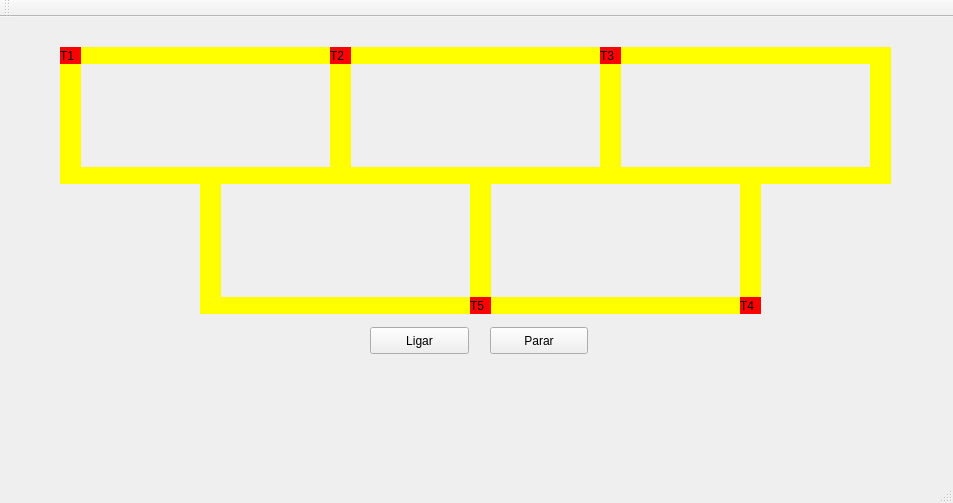
First picture: the form in mainwindow.ui, repository paulosandinof/qt-deadlock-simulation, before the edit.
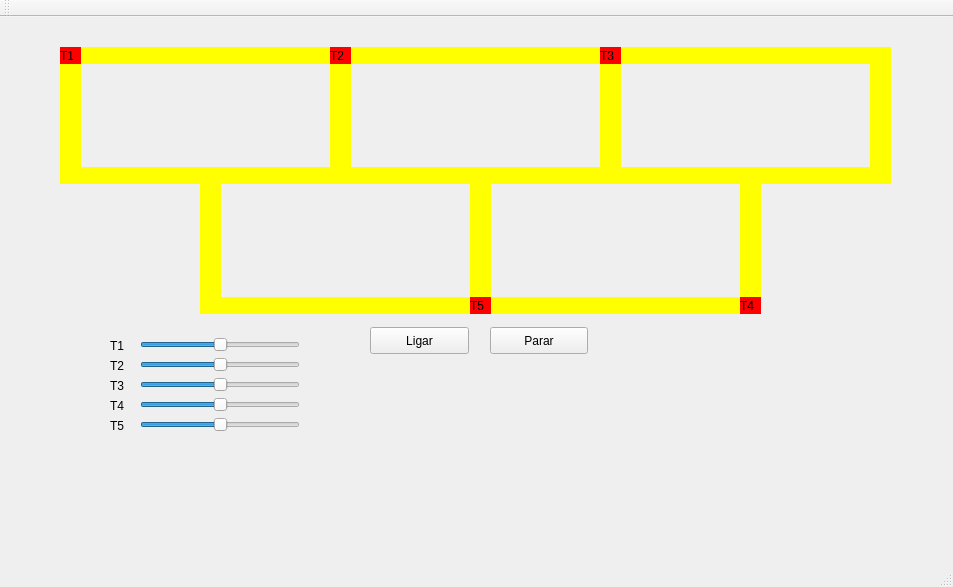
Second picture: the form after the edit.

```diff
--- a/mainwindow.ui
+++ b/mainwindow.ui
@@ -7,7 +7,7 @@
     <x>0</x>
     <y>0</y>
     <width>953</width>
-    <height>503</height>
+    <height>587</height>
    </rect>
   </property>
   <property name="windowTitle">
@@ -360,6 +360,286 @@
      <string>T3</string>
     </property>
    </widget>
+   <widget class="QSlider" name="horizontalSlider">
+    <property name="geometry">
+     <rect>
+      <x>140</x>
+      <y>320</y>
+      <width>160</width>
+      <height>16</height>
+     </rect>
+    </property>
+    <property name="focusPolicy">
+     <enum>Qt::StrongFocus</enum>
+    </property>
+    <property name="minimum">
+     <number>0</number>
+    </property>
+    <property name="maximum">
+     <number>200</number>
+    </property>
+    <property name="singleStep">
+     <number>5</number>
+    </property>
+    <property name="pageStep">
+     <number>25</number>
+    </property>
+    <property name="value">
+     <number>100</number>
+    </property>
+    <property name="sliderPosition">
+     <number>100</number>
+    </property>
+    <property name="tracking">
+     <bool>true</bool>
+    </property>
+    <property name="orientation">
+     <enum>Qt::Horizontal</enum>
+    </property>
+    <property name="invertedAppearance">
+     <bool>false</bool>
+    </property>
+    <property name="tickPosition">
+     <enum>QSlider::NoTicks</enum>
+    </property>
+   </widget>
+   <widget class="QLabel" name="label">
+    <property name="geometry">
+     <rect>
+      <x>110</x>
+      <y>320</y>
+      <width>32</width>
+      <height>17</height>
+     </rect>
+    </property>
+    <property name="text">
+     <string>T1</string>
+    </property>
+   </widget>
+   <widget class="QLabel" name="label_2">
+    <property name="geometry">
+     <rect>
+      <x>110</x>
+      <y>340</y>
+      <width>32</width>
+      <height>17</height>
+     </rect>
+    </property>
+    <property name="text">
+     <string>T2</string>
+    </property>
+   </widget>
+   <widget class="QLabel" name="label_3">
+    <property name="geometry">
+     <rect>
+      <x>110</x>
+      <y>360</y>
+      <width>32</width>
+      <height>17</height>
+     </rect>
+    </property>
+    <property name="text">
+     <string>T3</string>
+    </property>
+   </widget>
+   <widget class="QLabel" name="label_4">
+    <property name="geometry">
+     <rect>
+      <x>110</x>
+      <y>380</y>
+      <width>32</width>
+      <height>17</height>
+     </rect>
+    </property>
+    <property name="text">
+     <string>T4</string>
+    </property>
+   </widget>
+   <widget class="QLabel" name="label_5">
+    <property name="geometry">
+     <rect>
+      <x>110</x>
+      <y>400</y>
+      <width>32</width>
+      <height>17</height>
+     </rect>
+    </property>
+    <property name="text">
+     <string>T5</string>
+    </property>
+   </widget>
+   <widget class="QSlider" name="horizontalSlider_2">
+    <property name="geometry">
+     <rect>
+      <x>140</x>
+      <y>340</y>
+      <width>160</width>
+      <height>16</height>
+     </rect>
+    </property>
+    <property name="focusPolicy">
+     <enum>Qt::StrongFocus</enum>
+    </property>
+    <property name="minimum">
+     <number>0</number>
+    </property>
+    <property name="maximum">
+     <number>200</number>
+    </property>
+    <property name="singleStep">
+     <number>5</number>
+    </property>
+    <property name="pageStep">
+     <number>25</number>
+    </property>
+    <property name="value">
+     <number>100</number>
+    </property>
+    <property name="sliderPosition">
+     <number>100</number>
+    </property>
+    <property name="tracking">
+     <bool>true</bool>
+    </property>
+    <property name="orientation">
+     <enum>Qt::Horizontal</enum>
+    </property>
+    <property name="invertedAppearance">
+     <bool>false</bool>
+    </property>
+    <property name="tickPosition">
+     <enum>QSlider::NoTicks</enum>
+    </property>
+   </widget>
+   <widget class="QSlider" name="horizontalSlider_3">
+    <property name="geometry">
+     <rect>
+      <x>140</x>
+      <y>360</y>
+      <width>160</width>
+      <height>16</height>
+     </rect>
+    </property>
+    <property name="focusPolicy">
+     <enum>Qt::StrongFocus</enum>
+    </property>
+    <property name="minimum">
+     <number>0</number>
+    </property>
+    <property name="maximum">
+     <number>200</number>
+    </property>
+    <property name="singleStep">
+     <number>5</number>
+    </property>
+    <property name="pageStep">
+     <number>25</number>
+    </property>
+    <property name="value">
+     <number>100</number>
+    </property>
+    <property name="sliderPosition">
+     <number>100</number>
+    </property>
+    <property name="tracking">
+     <bool>true</bool>
+    </property>
+    <property name="orientation">
+     <enum>Qt::Horizontal</enum>
+    </property>
+    <property name="invertedAppearance">
+     <bool>false</bool>
+    </property>
+    <property name="tickPosition">
+     <enum>QSlider::NoTicks</enum>
+    </property>
+   </widget>
+   <widget class="QSlider" name="horizontalSlider_4">
+    <property name="geometry">
+     <rect>
+      <x>140</x>
+      <y>380</y>
+      <width>160</width>
+      <height>16</height>
+     </rect>
+    </property>
+    <property name="focusPolicy">
+     <enum>Qt::StrongFocus</enum>
+    </property>
+    <property name="minimum">
+     <number>0</number>
+    </property>
+    <property name="maximum">
+     <number>200</number>
+    </property>
+    <property name="singleStep">
+     <number>5</number>
+    </property>
+    <property name="pageStep">
+     <number>25</number>
+    </property>
+    <property name="value">
+     <number>100</number>
+    </property>
+    <property name="sliderPosition">
+     <number>100</number>
+    </property>
+    <property name="tracking">
+     <bool>true</bool>
+    </property>
+    <property name="orientation">
+     <enum>Qt::Horizontal</enum>
+    </property>
+    <property name="invertedAppearance">
+     <bool>false</bool>
+    </property>
+    <property name="tickPosition">
+     <enum>QSlider::NoTicks</enum>
+    </property>
+   </widget>
+   <widget class="QSlider" name="horizontalSlider_5">
+    <property name="geometry">
+     <rect>
+      <x>140</x>
+      <y>400</y>
+      <width>160</width>
+      <height>16</height>
+     </rect>
+    </property>
+    <property name="focusPolicy">
+     <enum>Qt::StrongFocus</enum>
+    </property>
+    <property name="minimum">
+     <number>0</number>
+    </property>
+    <property name="maximum">
+     <number>200</number>
+    </property>
+    <property name="singleStep">
+     <number>5</number>
+    </property>
+    <property name="pageStep">
+     <number>25</number>
+    </property>
+    <property name="value">
+     <number>100</number>
+    </property>
+    <property name="sliderPosition">
+     <number>100</number>
+    </property>
+    <property name="tracking">
+     <bool>true</bool>
+    </property>
+    <property name="orientation">
+     <enum>Qt::Horizontal</enum>
+    </property>
+    <property name="invertedAppearance">
+     <bool>false</bool>
+    </property>
+    <property name="tickPosition">
+     <enum>QSlider::NoTicks</enum>
+    </property>
+   </widget>
    <zorder>label_trilho1_3</zorder>
    <zorder>label_trilho3_4</zorder>
    <zorder>label_trilho3_3</zorder>
```
Left out of the diff: 10 changed lines with no effect on the pictures.
